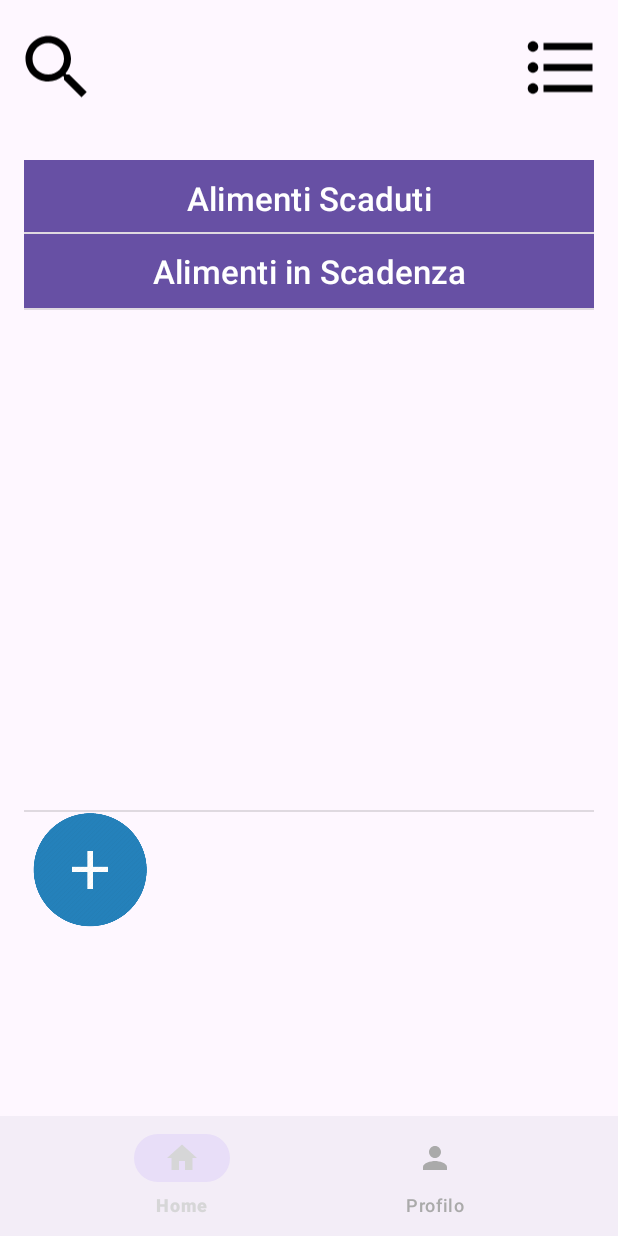
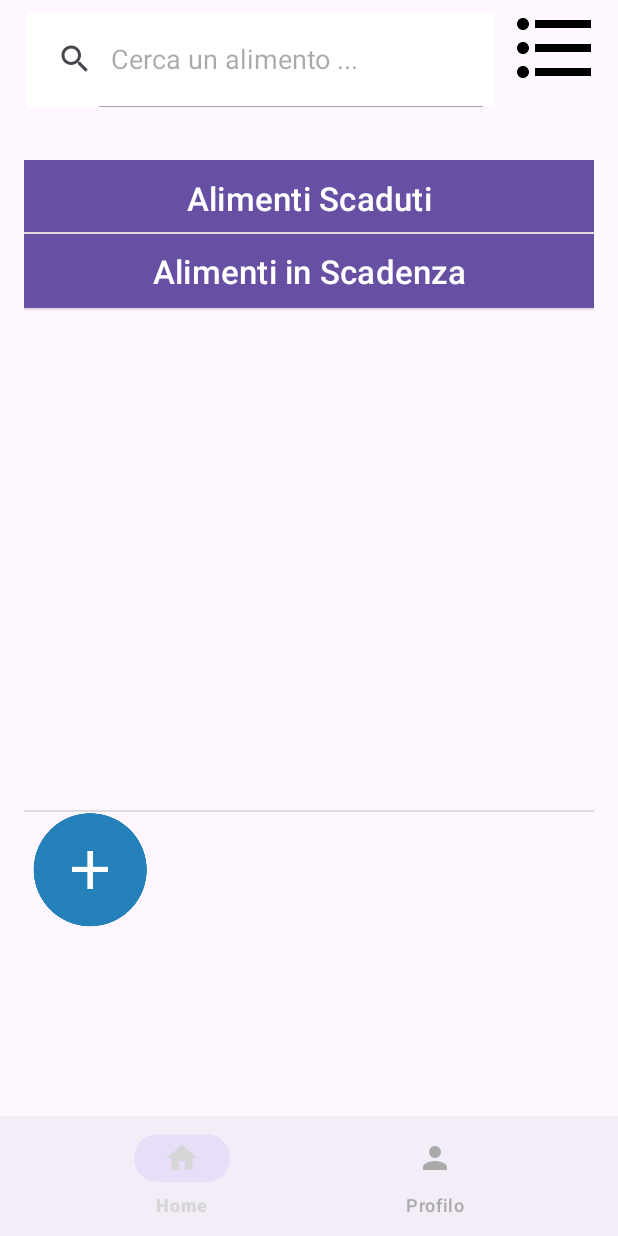
Before and after one commit to Diego-Marigo/NoWaste, an Android app: the screen it shows after launch once a user with an empty profile is signed in (MainActivity), on a phone screen of 412 x 824 dp. Run offline under Robolectric (Android 15) with nearby library versions, the phone set to English and light mode, and no system bars; our stand-ins replace Firebase (no records; nobody signed in at launch, a user with empty details on screens opened directly).

Commit message:
Modificato percorso salvataggio alimenti; aggiunto share in una lista; modificato ricerca (non ultimata)

```diff
--- a/app/src/main/AndroidManifest.xml
+++ b/app/src/main/AndroidManifest.xml
@@ -20,9 +20,6 @@
             android:exported="false" />
         <activity
             android:name=".ListaAlimentiScaduti"
-            android:exported="false" />
-        <activity
-            android:name=".DetailListActivity"
             android:exported="false" />
         <activity
             android:name=".CustomListView"
--- a/app/src/main/java/com/example/nowaste/MainActivity.java
+++ b/app/src/main/java/com/example/nowaste/MainActivity.java
@@ -15,6 +15,7 @@ import android.widget.Toast;
 
 import androidx.annotation.NonNull;
 import androidx.appcompat.app.AppCompatActivity;
+import androidx.appcompat.widget.SearchView;
 import androidx.recyclerview.widget.LinearLayoutManager;
 import androidx.recyclerview.widget.RecyclerView;
 
@@ -32,6 +33,7 @@ import com.google.firebase.database.ValueEventListener;
 
 import java.util.ArrayList;
 import java.util.HashMap;
+import java.util.List;
 
 /**
  * MainActivity:
@@ -46,7 +48,8 @@ public class MainActivity extends AppCompatActivity implements PopupMenu.OnMenuI
     FirebaseUser user;
     private DatabaseReference mDatabase;
     private BottomNavigationView bottomNavigationView;
-    private ImageButton settingsBtn, searchBtn, addListBtn;
+    private ImageButton settingsBtn,addListBtn;
+    private SearchView searchView;
     private Button alimentiScaduti, alimentiInScadenza;
     RecyclerView recyclerView;
     Adapter myAdapter;
@@ -64,7 +67,23 @@ public class MainActivity extends AppCompatActivity implements PopupMenu.OnMenuI
 
         user = auth.getCurrentUser();
         settingsBtn = findViewById(R.id.settings_icon);
-        searchBtn = findViewById(R.id.search_icon);
+
+        // ricerca di un alimento
+        searchView = findViewById(R.id.searchView);
+        searchView.setOnQueryTextListener(new SearchView.OnQueryTextListener() {
+            @Override
+            public boolean onQueryTextSubmit(String query) {
+                return false;
+            }
+
+            @Override
+            public boolean onQueryTextChange(String newText) {
+                //filterList(newText);
+                return true;
+            }
+        });
+
+
         addListBtn = findViewById(R.id.addListBtn);
         alimentiScaduti = findViewById(R.id.btn_cibi_scaduti);
         alimentiInScadenza = findViewById(R.id.btn_alimenti_in_scadenza);
@@ -135,14 +154,7 @@ public class MainActivity extends AppCompatActivity implements PopupMenu.OnMenuI
 
         // mostro le liste, se l'utente ne ha
         //showLists();
-/*
-        searchIcon.setOnClickListener(new View.OnClickListener() {
-            @Override
-            public void onClick(View view) {
-                // TODO implementare la ricerca
-            }
-        });
-*/
+
         settingsBtn.setOnClickListener(new View.OnClickListener() {
             @Override
             public void onClick(View view) {
@@ -164,6 +176,7 @@ public class MainActivity extends AppCompatActivity implements PopupMenu.OnMenuI
         /* TODO se faccio così che passo il nome e l'id della lista,
             non ha senso avere le due pagine per alimenti scaduti e in scadenza (replico per niente)
          */
+        // alimentiScaduti sarà da sostituire da una delle voci del recycler view (se elimino le altre due pagine)
         alimentiScaduti.setOnClickListener(new View.OnClickListener() {
             @Override
             public void onClick(View view) {
@@ -187,6 +200,31 @@ public class MainActivity extends AppCompatActivity implements PopupMenu.OnMenuI
             }
         });
     }
+/*
+    private void filterList(String text) {
+        // devo scorrere tutte le liste dell'utente
+
+        // così mi recupero le liste dell'utente
+        /*
+        mi faccio una lista con gli id delle liste dell'utente
+        poi scorro questa lista e se l'alimento appartiene alla lista allora lo mostro
+
+        mDatabase.child("Liste").child(user.getUid());
+
+        mDatabase.child("Alimenti").child(user.getUid()).addListenerForSingleValueEvent(new ValueEventListener() {
+            @Override
+            public void onDataChange(@NonNull DataSnapshot snapshot) {
+                Liste l =
+            }
+
+            @Override
+            public void onCancelled(@NonNull DatabaseError error) {
+
+            }
+        });
+        // ora devo scorrerle tutte
+
+    }*/
 
     /**
      * Metodo che gestisce i click sugli elementi del menu.
--- a/app/src/main/res/layout/activity_main_menu.xml
+++ b/app/src/main/res/layout/activity_main_menu.xml
@@ -15,28 +15,23 @@
         android:orientation="horizontal"
         android:paddingHorizontal="10dp">
 
-        <!-- Icona Ricerca, 1/7 dello spazio -->
-        <ImageButton
-            android:id="@+id/search_icon"
-            android:layout_width="0dp"
-            android:layout_height="match_parent"
-            android:layout_weight="1"
-            android:background="#00FFFFFF"
-            android:contentDescription="@string/avvio_del_metodo_di_ricerca"
-            android:scaleType="fitCenter"
-            android:src="@drawable/baseline_search_24" />
-
-        <!-- Spazio Vuoto, 5/7 dello spazio -->
-        <View
-            android:layout_width="0dp"
-            android:layout_height="match_parent"
-            android:layout_weight="5" />
 
         <!-- Icona Impostazioni, 1/7 dello spazio -->
+        <androidx.appcompat.widget.SearchView
+            android:id="@+id/searchView"
+            android:layout_width="312dp"
+            android:layout_height="63dp"
+            android:layout_margin="8dp"
+            android:layout_marginTop="10dp"
+            android:background="#FFFFFF"
+            app:iconifiedByDefault="false"
+            app:queryHint="Cerca un alimento ..."
+            android:focusable="false"/>
+
         <ImageButton
             android:id="@+id/settings_icon"
             android:layout_width="0dp"
-            android:layout_height="match_parent"
+            android:layout_height="64dp"
             android:layout_weight="1"
             android:background="#00FFFFFF"
             android:contentDescription="@string/menu_impostazioni"
```
Also changed, not shown: app/src/main/java/com/example/nowaste/CustomListView.java (+25 -2 lines).
